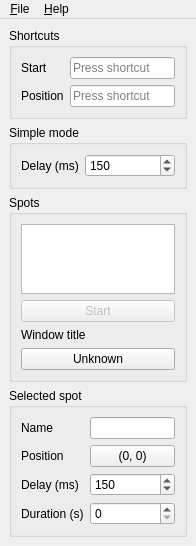
kervala/autoclicker, file ui/mainwindow.ui: the form before one commit.
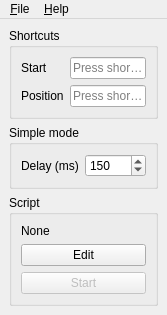
The form after the commit.

Commit message: Changed: New dialog to edit actions

```diff
--- a/ui/mainwindow.ui
+++ b/ui/mainwindow.ui
@@ -6,8 +6,8 @@
    <rect>
     <x>0</x>
     <y>0</y>
-    <width>196</width>
-    <height>515</height>
+    <width>150</width>
+    <height>287</height>
    </rect>
   </property>
   <widget class="QWidget" name="centralwidget">
@@ -84,34 +84,20 @@
     <item>
      <widget class="QGroupBox" name="groupBox_2">
       <property name="title">
-       <string>Spots</string>
+       <string>Script</string>
       </property>
       <layout class="QVBoxLayout" name="verticalLayout">
        <item>
-        <widget class="QListView" name="spotsListView">
-         <property name="acceptDrops">
-          <bool>true</bool>
+        <widget class="QLabel" name="scriptLabel">
+         <property name="text">
+          <string>None</string>
          </property>
-         <property name="toolTip">
-          <string>Press &lt;Ins&gt; or &lt;Del&gt; to add or remove a spot.</string>
-         </property>
-         <property name="editTriggers">
-          <set>QAbstractItemView::NoEditTriggers</set>
-         </property>
-         <property name="dragEnabled">
-          <bool>true</bool>
-         </property>
-         <property name="dragDropMode">
-          <enum>QAbstractItemView::DragDrop</enum>
-         </property>
-         <property name="defaultDropAction">
-          <enum>Qt::MoveAction</enum>
-         </property>
-         <property name="selectionBehavior">
-          <enum>QAbstractItemView::SelectRows</enum>
-         </property>
-         <property name="movement">
-          <enum>QListView::Free</enum>
+        </widget>
+       </item>
+       <item>
+        <widget class="QPushButton" name="editPushButton">
+         <property name="text">
+          <string>Edit</string>
          </property>
         </widget>
        </item>
@@ -125,95 +111,6 @@
          </property>
         </widget>
        </item>
-       <item>
-        <widget class="QLabel" name="windowTitleLabel">
-         <property name="text">
-          <string>Window title</string>
-         </property>
-        </widget>
-       </item>
-       <item>
-        <widget class="QPushButton" name="windowTitlePushButton">
-         <property name="text">
-          <string>Unknown</string>
-         </property>
-        </widget>
-       </item>
-      </layout>
-     </widget>
-    </item>
-    <item>
-     <widget class="QGroupBox" name="spotGroupBox">
-      <property name="title">
-       <string>Selected spot</string>
-      </property>
-      <layout class="QFormLayout" name="formLayout">
-       <item row="0" column="0">
-        <widget class="QLabel" name="nameLabel">
-         <property name="text">
-          <string>Name</string>
-         </property>
-         <property name="buddy">
-          <cstring>nameLineEdit</cstring>
-         </property>
-        </widget>
-       </item>
-       <item row="0" column="1">
-        <widget class="QLineEdit" name="nameLineEdit"/>
-       </item>
-       <item row="1" column="0">
-        <widget class="QLabel" name="positionLabel">
-         <property name="text">
-          <string>Position</string>
-         </property>
-         <property name="buddy">
-          <cstring>positionPushButton</cstring>
-         </property>
-        </widget>
-       </item>
-       <item row="1" column="1">
-        <widget class="QPushButton" name="positionPushButton">
-         <property name="text">
-          <string>(0, 0)</string>
-         </property>
-        </widget>
-       </item>
-       <item row="2" column="0">
-        <widget class="QLabel" name="delayLabel">
-         <property name="text">
-          <string>Delay (ms)</string>
-         </property>
-         <property name="buddy">
-          <cstring>delaySpinBox</cstring>
-         </property>
-        </widget>
-       </item>
-       <item row="2" column="1">
-        <widget class="QSpinBox" name="delaySpinBox">
-         <property name="minimum">
-          <number>1</number>
-         </property>
-         <property name="maximum">
-          <number>1000000</number>
-         </property>
-         <property name="singleStep">
-          <number>10</number>
-         </property>
-         <property name="value">
-          <number>150</number>
-         </property>
-        </widget>
-       </item>
-       <item row="3" column="0">
-        <widget class="QLabel" name="durationLabel">
-         <property name="text">
-          <string>Duration (s)</string>
-         </property>
-        </widget>
-       </item>
-       <item row="3" column="1">
-        <widget class="QSpinBox" name="durationSpinBox"/>
-       </item>
       </layout>
      </widget>
     </item>
@@ -224,7 +121,7 @@
     <rect>
      <x>0</x>
      <y>0</y>
-     <width>196</width>
+     <width>150</width>
      <height>21</height>
     </rect>
    </property>
```
Left out of the diff: 14 changed lines with no effect on the pictures. The commit also changes 11 other files.
